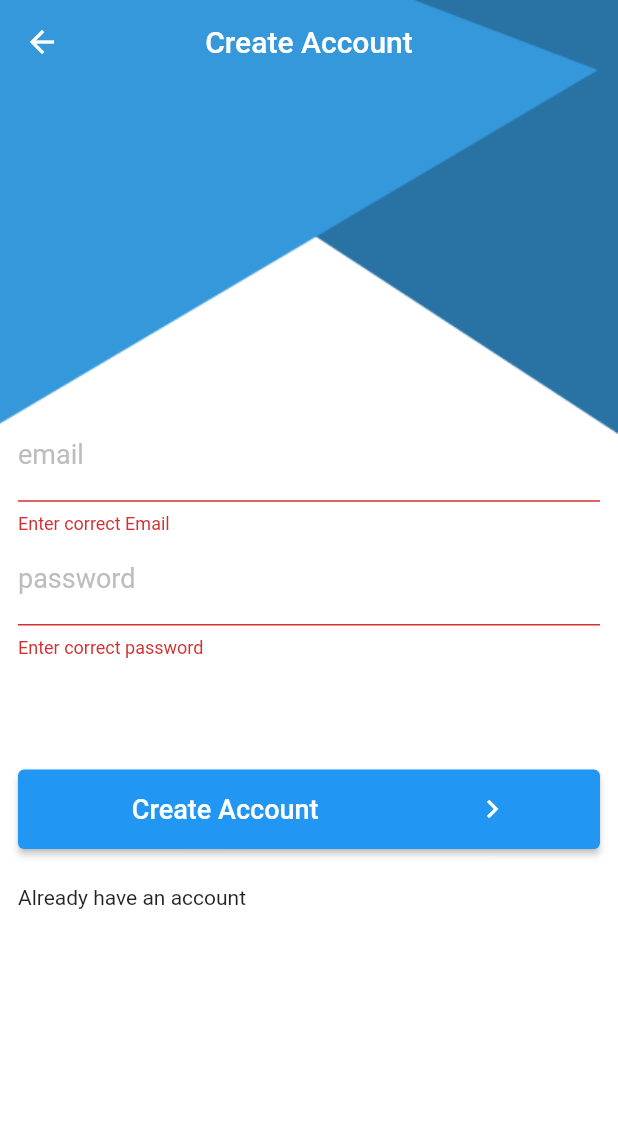
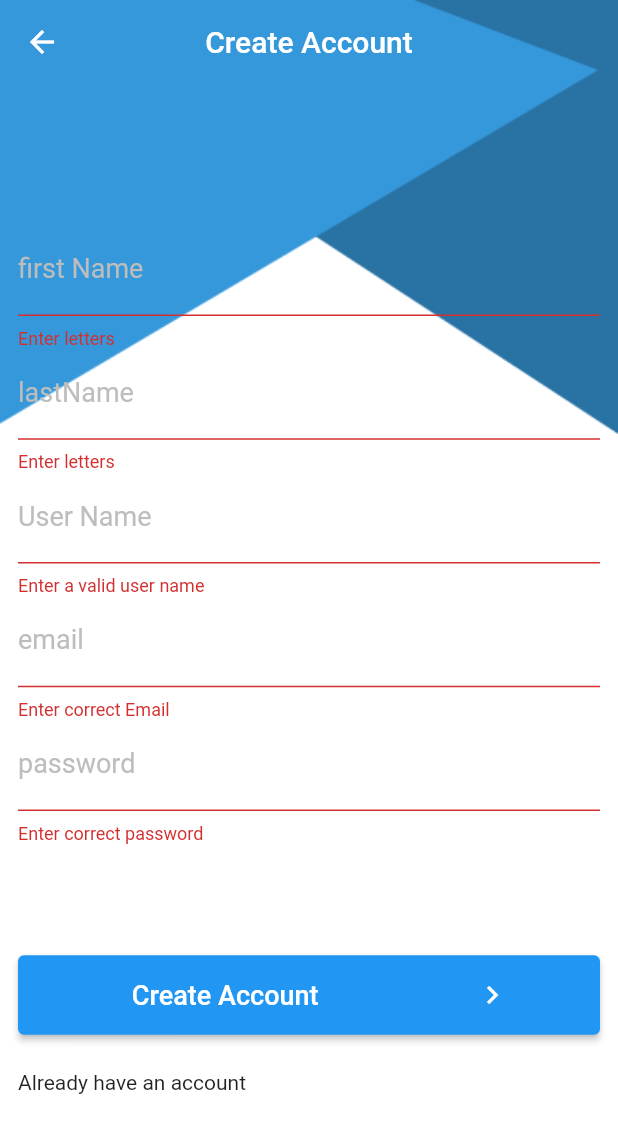
Before and after one commit to GHADA-99/chat-App, a Flutter app: the RegisterScreen screen opened by its route, after a tap on "Create Account", on a phone screen of 412 x 824 dp. Shown: the top 1133 px of the screen. Run offline on Flutter 3.47's test engine with Material 2 defaults, Android fonts, the phone set to English and light mode, and no system bars; our stand-ins replace cloud_firestore, firebase_auth, firebase_core; accounts and stored records are empty.

Commit message:
connecting app with fireStore

```diff
--- /dev/null
+++ b/lib/database/database-utils.dart
@@ -0,0 +1,28 @@
+import 'package:cloud_firestore/cloud_firestore.dart';
+
+import '../model/chatUser.dart';
+//contain database functions
+
+class DatabaseUtils{
+ CollectionReference<ChatUser>getUseCollection(){
+  return
+  FirebaseFirestore.instance.
+  collection(ChatUser.collectionName).
+  withConverter(fromFirestore: (
+      snapshot,SnapshotOptions)=>ChatUser.fromJson(snapshot.data()!),
+      toFirestore:(user,_)=> user.toJson());
+ }
+ //doc " create new document  "
+ //calling it after check authentication
+ Future<void> createUser(ChatUser user){
+  return
+  getUseCollection().
+  doc(user.id).
+  set(user);
+ }
+
+ Future<ChatUser?> getUser(String docId)async{
+  var result =await getUseCollection().doc(docId).get();
+ return result.data();
+ }
+}
--- a/lib/main.dart
+++ b/lib/main.dart
@@ -1,3 +1,4 @@
+import 'package:chatting_app/Home/homeScreen.dart';
 import 'package:chatting_app/ui/Login/loginScreen.dart';
 import 'package:chatting_app/ui/Register/registerScreen.dart';
 import 'package:flutter/material.dart';
@@ -17,9 +18,10 @@ class MyApp extends StatelessWidget {
       title: "ChatApp",
       routes: {
         RegisterScreen.routeName:(BuildContext)=> RegisterScreen(),
-        LogInScreen.routeName:(BuildContext)=> LogInScreen()
+        LogInScreen.routeName:(BuildContext)=> LogInScreen(),
+        HomeScreen.routeName:(BuildContext)=> HomeScreen(),
       },
-      initialRoute: LogInScreen.routeName,
+      initialRoute: RegisterScreen.routeName,
     );
   }
 }
--- /dev/null
+++ b/lib/model/chatUser.dart
@@ -0,0 +1,35 @@
+class ChatUser{
+  static const String collectionName ='user-collection';
+  String id;
+  String userName;
+  String fName;
+  String lName;
+  String email;
+  ChatUser({
+    required this.id,
+    required this.userName,
+    required this.fName,
+    required this.lName,
+    required this.email});
+  ChatUser.fromJson(Map<String,dynamic>json):
+    this(
+        id: json['id'] as String,
+        userName: json['userName'] as String ,
+        fName: json['fName'] as String,
+        lName: json['lName'] as String,
+        email: json['email'] as String
+      );
+
+
+   Map<String,dynamic>toJson(){
+     return {
+      ' id':id,
+       'userName':userName,
+       'fName':fName,
+       'lName':lName,
+       'email':email
+     };
+
+   }
+
+}
--- a/lib/ui/Login/navigator.dart
+++ b/lib/ui/Login/navigator.dart
@@ -2,4 +2,5 @@ abstract class Connector{
   void showLoading();
   void hideLoading();
   void showmessage(String message);
+  void goToHome();
 }
--- a/lib/ui/Register/navigator.dart
+++ b/lib/ui/Register/navigator.dart
@@ -2,4 +2,5 @@ abstract class Connector {
   void showLoading();
   void showMessage(String message);
   void hideLoading();
+  void goToHome();
 }
--- a/lib/ui/Register/registerScreen.dart
+++ b/lib/ui/Register/registerScreen.dart
@@ -20,9 +20,10 @@ class _RegisterScreenState extends State<RegisterScreen>implements Connector {
   RegisterViewModel viewModel = RegisterViewModel();
 
   String firstName = '';
+  String lastName = '';
+  String userName = '';
 
   String email = '';
-
   String password = '';
   String message ='';
   @override
@@ -55,6 +56,57 @@ class _RegisterScreenState extends State<RegisterScreen>implements Connector {
                   mainAxisAlignment: MainAxisAlignment.center,
                   children: [
                    // DefaultTextFormField('E-mail address', 'message', (text){email=text;}),
+                    TextFormField(
+                      validator: (text) {
+                        if (text == null || text.trim().isEmpty) {
+                          return 'Enter letters';
+                        }
+                        return null;
+                      },
+                      onChanged: (text) {
+                        firstName = text;
+                      },
+                      decoration:const InputDecoration(
+                        labelText: 'first Name',
+                        labelStyle:  TextStyle(
+                            fontSize: 18,
+                            color: Color.fromRGBO(189, 189, 189, 1)),
+                      ),
+                    ),
+                    TextFormField(
+                      validator: (text) {
+                        if (text == null || text.trim().isEmpty) {
+                          return 'Enter letters';
+                        }
+                        return null;
+                      },
+                      onChanged: (text) {
+                        lastName = text;
+                      },
+                      decoration:const InputDecoration(
+                        labelText: 'lastName',
+                        labelStyle:  TextStyle(
+                            fontSize: 18,
+                            color: Color.fromRGBO(189, 189, 189, 1)),
+                      ),
+                    ),
+                    TextFormField(
+                      validator: (text) {
+                        if (text == null || text.trim().isEmpty) {
+                          return 'Enter a valid user name';
+                        }
+                        return null;
+                      },
+                      onChanged: (text) {
+                        userName = text;
+                      },
+                      decoration:const InputDecoration(
+                        labelText: 'User Name',
+                        labelStyle:  TextStyle(
+                            fontSize: 18,
+                            color: Color.fromRGBO(189, 189, 189, 1)),
+                      ),
+                    ),
                     TextFormField(
                       validator: (text) {
                         if (text == null || text.trim().isEmpty) {
@@ -134,7 +186,7 @@ class _RegisterScreenState extends State<RegisterScreen>implements Connector {
   void formValidator() {
      if (formKey.currentState?.validate() == true) {
     //create new account from firebase authentication "Logic" must included in view model class
-      viewModel.register(email, password);
+      viewModel.register(email,password,userName,lastName,firstName);
      }
   }
 
@@ -169,4 +221,10 @@ class _RegisterScreenState extends State<RegisterScreen>implements Connector {
           ),
         ));
   }
+
+  @override
+  void goToHome() {
+    // TODO: implement goTHome
+    Navigator.pushReplacementNamed(context,LogInScreen.routeName);
+  }
 }
--- a/pubspec.yaml
+++ b/pubspec.yaml
@@ -37,6 +37,7 @@ dependencies:
   firebase_core: ^1.16.0
   firebase_auth: ^3.3.17
   provider: ^6.0.2
+  cloud_firestore: ^3.1.15
 
 dev_dependencies:
   flutter_test:
```
Also changed, not shown: lib/Home/homeScreen.dart (added, +8 -0 lines), lib/ui/Login/loginScreen.dart (+7 -0 lines), lib/ui/Login/viewModel.dart (+9 -0 lines), lib/ui/Register/viewModel.dart (+15 -1 lines), lib/provider/userProvider.dart (added), pubspec.lock, 1 other file.
